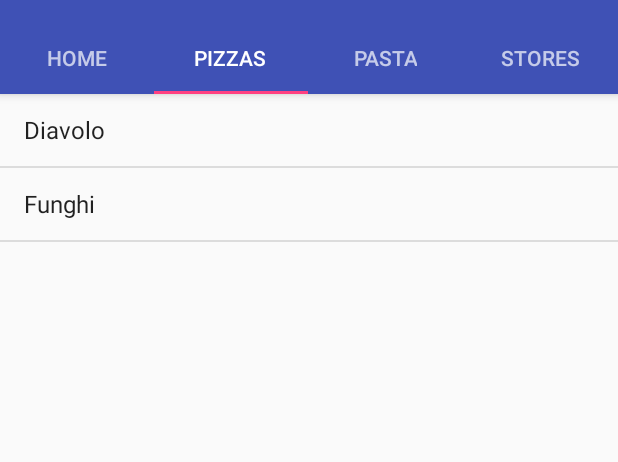
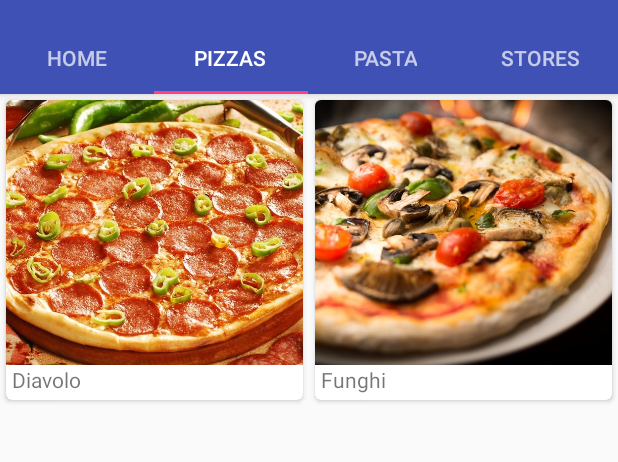
Before and after one commit to AugustoPauloSilva/CardapioRestaurante, an Android app: the screen it shows after launch (MainActivity), tab 2 chosen, on a phone screen of 412 x 824 dp, the part 62-524 px from its top. Run offline under Robolectric (Android 15) with nearby library versions, the phone set to English and light mode, and no system bars.

Commit message:
Display cards on PizzaFragment

```diff
--- a/app/build.gradle
+++ b/app/build.gradle
@@ -33,7 +33,9 @@ dependencies {
     implementation 'androidx.constraintlayout:constraintlayout:2.1.0'
     implementation 'com.google.android.material:material:1.4.0'
     implementation 'androidx.legacy:legacy-support-v4:1.0.0'
-    implementation 'com.android.support:design:25.3.0'
+    implementation 'com.google.android.material:material:1.0.0'
+    implementation 'androidx.cardview:cardview:1.0.0'
+    implementation 'androidx.recyclerview:recyclerview:1.0.0'
     testImplementation 'junit:junit:4.+'
     androidTestImplementation 'androidx.test.ext:junit:1.1.3'
     androidTestImplementation 'androidx.test.espresso:espresso-core:3.4.0'
--- /dev/null
+++ b/app/src/main/java/com/example/cardapiorestaurante/CaptionedImagesAdapter.java
@@ -0,0 +1,60 @@
+package com.example.cardapiorestaurante;
+
+import android.content.Context;
+import android.graphics.drawable.Drawable;
+import android.view.LayoutInflater;
+import android.view.ViewGroup;
+import android.widget.ImageView;
+import android.widget.TextView;
+
+import androidx.annotation.NonNull;
+import androidx.cardview.widget.CardView;
+import androidx.core.content.ContextCompat;
+import androidx.recyclerview.widget.RecyclerView;
+
+class CaptionedImagesAdapter extends
+        RecyclerView.Adapter<CaptionedImagesAdapter.ViewHolder> {
+
+    private String[] captions;
+    private int[] imageIds;
+
+    public static class ViewHolder extends RecyclerView.ViewHolder {
+
+        private CardView cardView;
+
+        public ViewHolder(CardView v) {
+            super(v);
+            cardView = v;
+        }
+    }
+
+    public CaptionedImagesAdapter(String[] captions, int[] imageIds) {
+        this.captions = captions;
+        this.imageIds = imageIds;
+    }
+
+    @Override
+    public int getItemCount() {
+        return captions.length;
+    }
+
+    @NonNull
+    @Override
+    public ViewHolder onCreateViewHolder(@NonNull ViewGroup parent, int viewType) {
+        CardView cv = (CardView) LayoutInflater.from(parent.getContext()).
+                inflate(R.layout.card_captioned_image, parent, false);
+        return new ViewHolder(cv);
+    }
+
+    @Override
+    public void onBindViewHolder(@NonNull ViewHolder holder, int position) {
+        CardView cardView = holder.cardView;
+        ImageView imageView = (ImageView) cardView.findViewById(R.id.info_image);
+        Drawable drawable =
+                ContextCompat.getDrawable(cardView.getContext(), imageIds[position]);
+        imageView.setImageDrawable(drawable);
+        imageView.setContentDescription(captions[position]);
+        TextView textView = (TextView) cardView.findViewById(R.id.info_text);
+        textView.setText(captions[position]);
+    }
+}
--- /dev/null
+++ b/app/src/main/java/com/example/cardapiorestaurante/Pizza.java
@@ -0,0 +1,24 @@
+package com.example.cardapiorestaurante;
+
+public class Pizza {
+    private String name;
+    private int imageResourceId;
+
+    public static final Pizza[] pizzas = {
+            new Pizza("Diavolo", R.drawable.diavolo),
+            new Pizza("Funghi", R.drawable.funghi)
+    };
+
+    private Pizza(String name, int imageResourceId) {
+        this.name = name;
+        this.imageResourceId = imageResourceId;
+    }
+
+    public String getName() {
+        return name;
+    }
+
+    public int getImageResourceId() {
+        return imageResourceId;
+    }
+}
--- a/app/src/main/java/com/example/cardapiorestaurante/PizzaFragment.java
+++ b/app/src/main/java/com/example/cardapiorestaurante/PizzaFragment.java
@@ -4,13 +4,15 @@ import android.os.Bundle;
 
 import androidx.fragment.app.Fragment;
 import androidx.fragment.app.ListFragment;
+import androidx.recyclerview.widget.GridLayoutManager;
+import androidx.recyclerview.widget.RecyclerView;
 
 import android.view.LayoutInflater;
 import android.view.View;
 import android.view.ViewGroup;
 import android.widget.ArrayAdapter;
 
-public class PizzaFragment extends ListFragment {
+public class PizzaFragment extends Fragment {
 
     public PizzaFragment() {
         // Required empty public constructor
@@ -24,10 +26,23 @@ public class PizzaFragment extends ListFragment {
     @Override
     public View onCreateView(LayoutInflater inflater, ViewGroup container,
                              Bundle savedInstanceState) {
-        ArrayAdapter<String> adapter = new ArrayAdapter<>(
-                inflater.getContext(), android.R.layout.simple_list_item_1,
-                getResources().getStringArray(R.array.pizzas));
-        setListAdapter(adapter);
-        return super.onCreateView(inflater,container,savedInstanceState);
+        RecyclerView pizzaRecycler = (RecyclerView) inflater.inflate(
+                R.layout.fragment_pizza, container, false);
+
+        String[] pizzaNames = new String[Pizza.pizzas.length];
+        for (int i = 0; i < pizzaNames.length; i++) {
+            pizzaNames[i] = Pizza.pizzas[i].getName();
+        }
+
+        int[] pizzaImages = new int[Pizza.pizzas.length];
+        for (int i = 0; i < pizzaImages.length; i++) {
+            pizzaImages[i] = Pizza.pizzas[i].getImageResourceId();
+        }
+
+        CaptionedImagesAdapter adapter = new CaptionedImagesAdapter(pizzaNames, pizzaImages);
+        pizzaRecycler.setAdapter(adapter);
+        GridLayoutManager layoutManager = new GridLayoutManager(getActivity(), 2);
+        pizzaRecycler.setLayoutManager(layoutManager);
+        return pizzaRecycler;
     }
 }
--- /dev/null
+++ b/app/src/main/res/layout/card_captioned_image.xml
@@ -0,0 +1,31 @@
+<?xml version="1.0" encoding="utf-8"?>
+<androidx.cardview.widget.CardView xmlns:android="http://schemas.android.com/apk/res/android"
+    xmlns:card_view="http://schemas.android.com/apk/res-auto"
+    android:id="@+id/card_view"
+    android:layout_width="match_parent"
+    android:layout_height="200dp"
+    android:layout_margin="4dp"
+    card_view:cardCornerRadius="4dp"
+    card_view:cardElevation="2dp">
+
+    <LinearLayout
+        android:layout_width="match_parent"
+        android:layout_height="match_parent"
+        android:orientation="vertical">
+
+        <ImageView
+            android:id="@+id/info_image"
+            android:layout_width="match_parent"
+            android:layout_height="0dp"
+            android:layout_weight="1.0"
+            android:scaleType="centerCrop" />
+
+        <TextView
+            android:id="@+id/info_text"
+            android:layout_width="match_parent"
+            android:layout_height="wrap_content"
+            android:layout_marginLeft="4dp"
+            android:layout_marginBottom="4dp" />
+    </LinearLayout>
+
+</androidx.cardview.widget.CardView>
--- a/app/src/main/res/layout/fragment_pizza.xml
+++ b/app/src/main/res/layout/fragment_pizza.xml
@@ -1,14 +1,6 @@
 <?xml version="1.0" encoding="utf-8"?>
-<FrameLayout xmlns:android="http://schemas.android.com/apk/res/android"
-    xmlns:tools="http://schemas.android.com/tools"
+<androidx.recyclerview.widget.RecyclerView xmlns:android="http://schemas.android.com/apk/res/android"
+    android:id="@+id/pizza_recycler"
     android:layout_width="match_parent"
     android:layout_height="match_parent"
-    tools:context=".PizzaFragment">
-
-    <!-- TODO: Update blank fragment layout -->
-    <TextView
-        android:layout_width="match_parent"
-        android:layout_height="match_parent"
-        android:text="@string/hello_blank_fragment" />
-
-</FrameLayout>
+    android:scrollbars="vertical" />
```
Also changed, not shown: app/src/main/res/drawable-nodpi/diavolo.jpg (added), app/src/main/res/drawable-nodpi/funghi.jpg (added).
